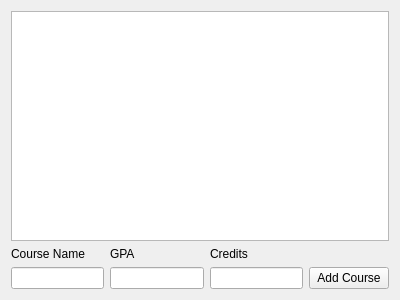
Old version of the form semesterform.ui in the repository Nijuuken/CGPACalculator.
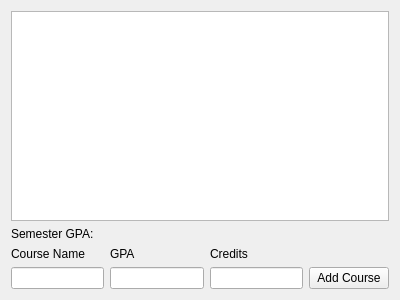
New version of the form.

Commit message: Adds Semester GPA display to ui

```diff
--- a/semesterform.ui
+++ b/semesterform.ui
@@ -17,6 +17,13 @@
    <item>
     <widget class="QListView" name="listView"/>
    </item>
+   <item>
+    <widget class="QLabel" name="label_Semester_GPA">
+     <property name="text">
+      <string>Semester GPA:</string>
+     </property>
+    </widget>
+   </item>
    <item>
     <layout class="QGridLayout" name="gridLayout">
      <item row="0" column="0">
```
